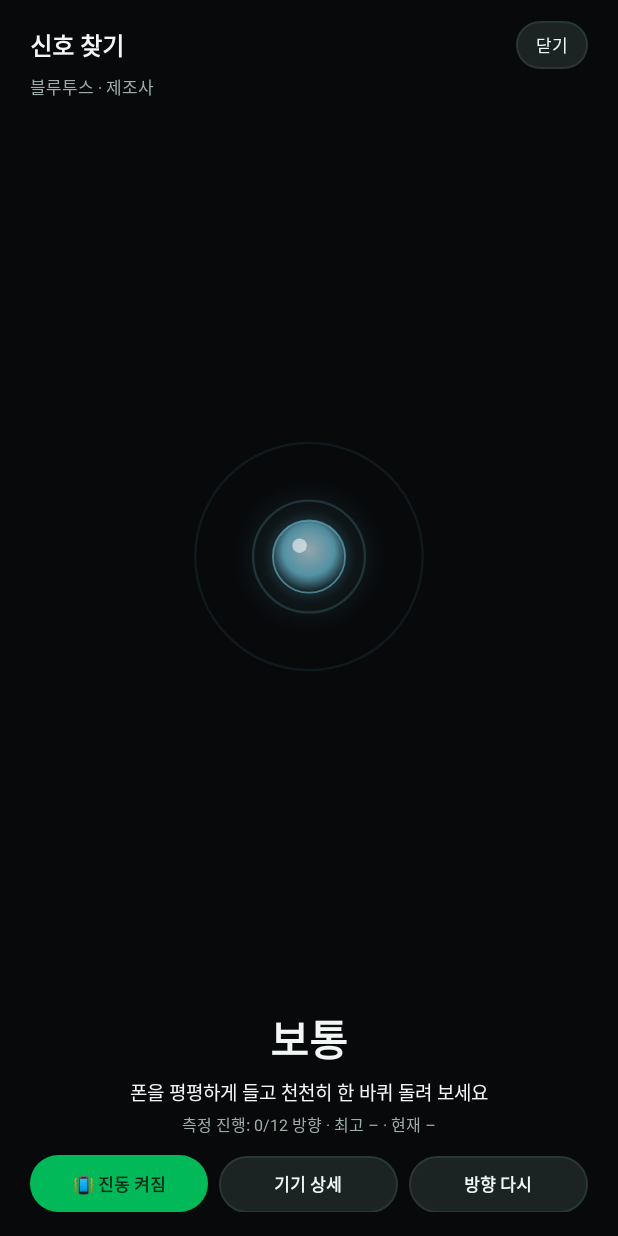
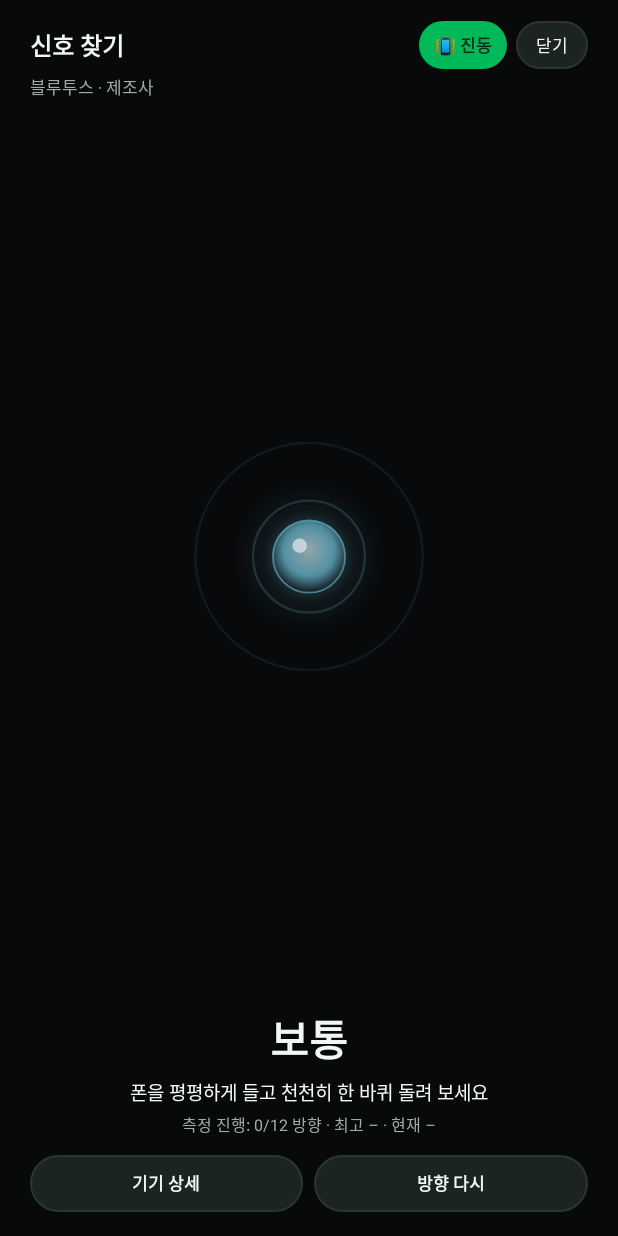
Before and after one commit to 1jhzn/-, an Android app: the layout page_orb_v2.xml on its own in the app's theme, with its tools: preview values and no code run, on a phone screen of 412 x 824 dp. Run offline under Robolectric (Android 15) with nearby library versions, the phone set to English and light mode, and no system bars; network calls fail.

Commit message:
feat: 찾기 화면 진동 토글을 상단으로 올리고 APK 다시 올림 (v2.3)

```diff
--- a/android-signal-app/app-v2/src/main/java/com/jihun/signalradar/v2/V2RadarActivity.kt
+++ b/android-signal-app/app-v2/src/main/java/com/jihun/signalradar/v2/V2RadarActivity.kt
@@ -755,9 +755,9 @@ class V2RadarActivity : SignalRadarActivity() {
     private fun renderOrbHaptics(pulse: OrbPulse?) {
         val emerald = orbOpen && orb.emeraldProgress(System.currentTimeMillis()) > 0.5f
         orbVibrate.text = when {
-            !orbHapticsOn -> "🔕 진동 꺼짐"
-            pulse == null -> "📳 진동 켜짐"
-            else -> "📳 진동 ${pulse.band}/${OrbHapticsMap.BANDS}단계"
+            !orbHapticsOn -> "🔕 진동"
+            pulse == null -> "📳 진동"
+            else -> "📳 진동 ${pulse.band}/${OrbHapticsMap.BANDS}"
         }
         when {
             !orbHapticsOn -> {
--- a/android-signal-app/app-v2/src/main/res/layout/page_orb_v2.xml
+++ b/android-signal-app/app-v2/src/main/res/layout/page_orb_v2.xml
@@ -52,10 +52,30 @@
                 android:textSize="16sp"
                 android:textStyle="bold" />
 
+            <!-- v2.3: the nearness vibration switch, at the top where 지훈 asked for it.
+                 The label also carries the band (2/5단계 …) so the screen says both whether
+                 it will buzz and how close the signal already is. -->
+            <TextView
+                android:id="@+id/orbVibrate"
+                android:layout_width="wrap_content"
+                android:layout_height="32dp"
+                android:layout_marginStart="6dp"
+                android:background="@drawable/bg_v2_orb_button_on"
+                android:clickable="true"
+                android:focusable="true"
+                android:gravity="center"
+                android:paddingStart="10dp"
+                android:paddingEnd="10dp"
+                android:text="📳 진동"
+                android:textColor="#0A2B18"
+                android:textSize="11sp"
+                android:textStyle="bold" />
+
             <TextView
                 android:id="@+id/orbClose"
                 android:layout_width="wrap_content"
                 android:layout_height="32dp"
+                android:layout_marginStart="6dp"
                 android:background="@drawable/bg_v2_orb_button"
                 android:clickable="true"
                 android:focusable="true"
@@ -130,24 +150,9 @@
             android:orientation="horizontal">
 
             <TextView
-                android:id="@+id/orbVibrate"
-                android:layout_width="0dp"
-                android:layout_height="38dp"
-                android:layout_weight="1"
-                android:background="@drawable/bg_v2_orb_button_on"
-                android:clickable="true"
-                android:focusable="true"
-                android:gravity="center"
-                android:text="📳 진동 켜짐"
-                android:textColor="#0A2B18"
-                android:textSize="11.5sp"
-                android:textStyle="bold" />
-
-            <TextView
                 android:id="@+id/orbDetail"
                 android:layout_width="0dp"
                 android:layout_height="38dp"
-                android:layout_marginStart="7dp"
                 android:layout_weight="1"
                 android:background="@drawable/bg_v2_orb_button"
                 android:clickable="true"
```
Also changed, not shown: 3 other files.
